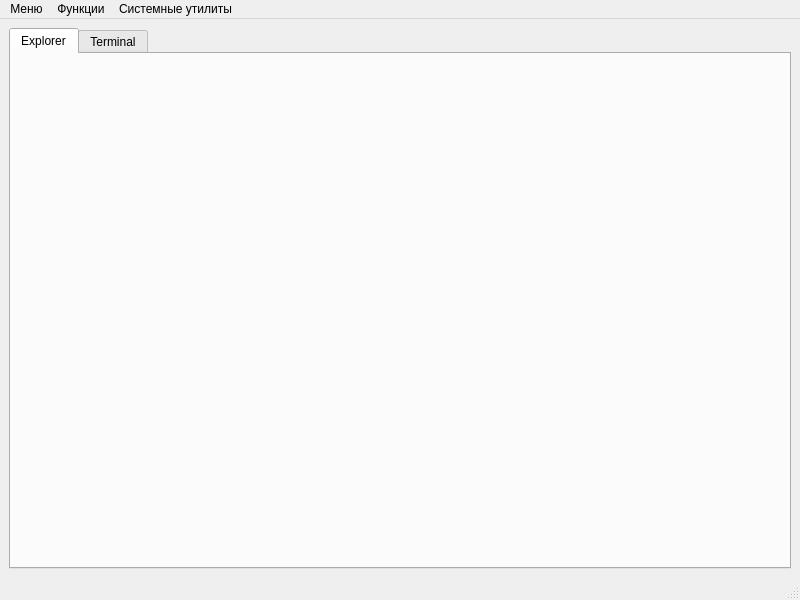
Qt form 2y2s/Operating system and shells/SuperApp/UI/SuperApp.ui (fresh-ter/Edu) before a commit.
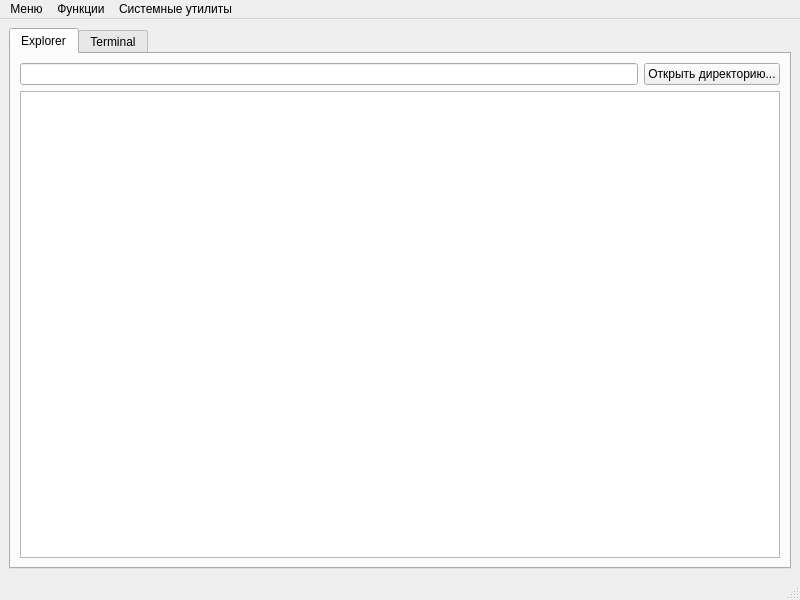
The same form after that commit. The open tabs and pages were chosen to show the change.

Patch:
```diff
--- a/2y2s/Operating system and shells/SuperApp/UI/SuperApp.ui
+++ b/2y2s/Operating system and shells/SuperApp/UI/SuperApp.ui
@@ -14,8 +14,8 @@
    <string>SupperApp</string>
   </property>
   <widget class="QWidget" name="centralwidget">
-   <layout class="QGridLayout" name="gridLayout">
-    <item row="0" column="0">
+   <layout class="QVBoxLayout" name="verticalLayout_2">
+    <item>
      <widget class="QTabWidget" name="tabWidget">
       <property name="currentIndex">
        <number>1</number>
@@ -24,6 +24,29 @@
        <attribute name="title">
         <string>Explorer</string>
        </attribute>
+       <layout class="QVBoxLayout" name="verticalLayout_3">
+        <item>
+         <layout class="QHBoxLayout" name="horizontalLayout_2">
+          <item>
+           <widget class="QLineEdit" name="lineEditCD"/>
+          </item>
+          <item>
+           <widget class="QPushButton" name="pushButtonCD">
+            <property name="text">
+             <string>Открыть директорию...</string>
+            </property>
+           </widget>
+          </item>
+         </layout>
+        </item>
+        <item>
+         <widget class="QListWidget" name="listWidgetLS">
+          <property name="contextMenuPolicy">
+           <enum>Qt::CustomContextMenu</enum>
+          </property>
+         </widget>
+        </item>
+       </layout>
       </widget>
       <widget class="QWidget" name="tab_terminal">
        <attribute name="title">
```
Left out of the diff: 53 changed lines with no effect on the pictures.
